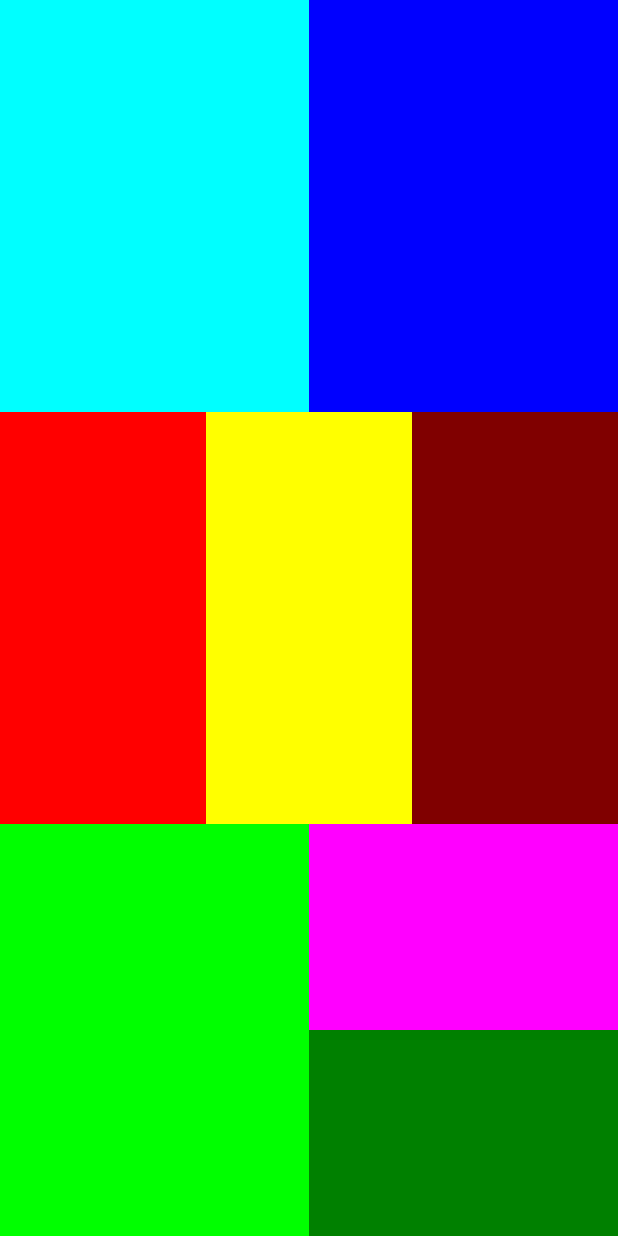
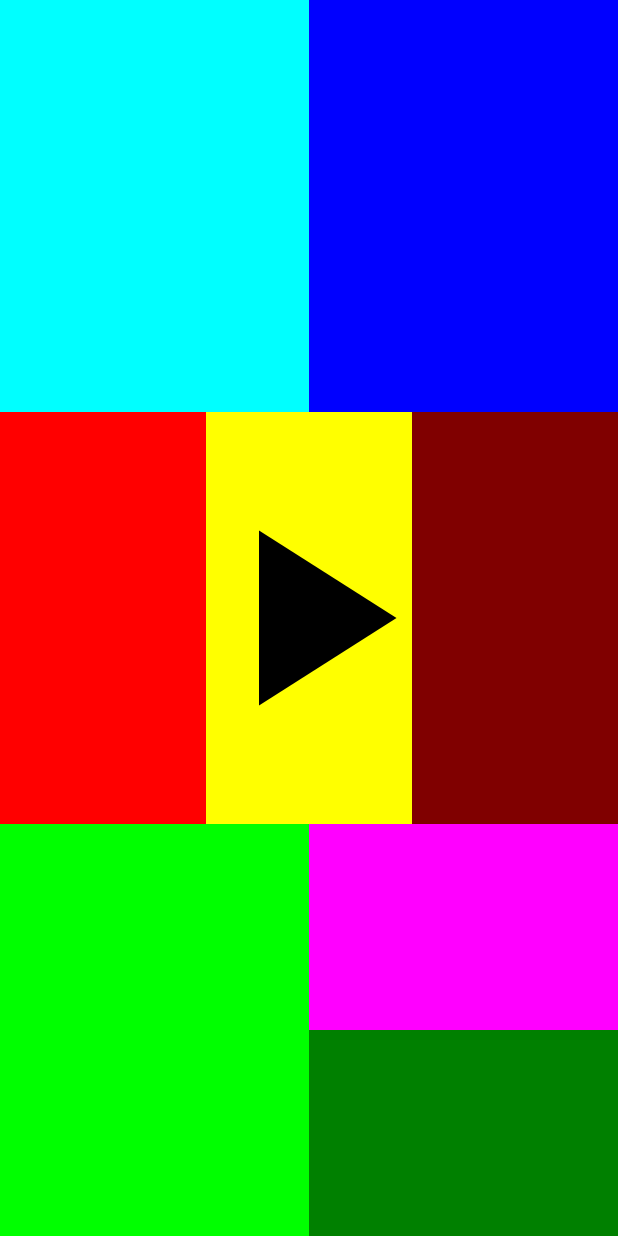
Before and after one commit to Valexx55/ANDROID_182053, an Android app: the layout activity_caja.xml on its own in the app's theme, with its tools: preview values and no code run, on a phone screen of 412 x 824 dp. Run offline under Robolectric (Android 15) with nearby library versions, the phone set to English and light mode, and no system bars.

Commit message:
version numero caja

```diff
--- /dev/null
+++ b/app/src/main/res/drawable/ic_play.xml
@@ -0,0 +1,9 @@
+<vector xmlns:android="http://schemas.android.com/apk/res/android"
+        android:width="24dp"
+        android:height="24dp"
+        android:viewportWidth="24.0"
+        android:viewportHeight="24.0">
+    <path
+        android:fillColor="#FF000000"
+        android:pathData="M8,5v14l11,-7z"/>
+</vector>
--- a/app/src/main/res/layout/activity_caja.xml
+++ b/app/src/main/res/layout/activity_caja.xml
@@ -1,29 +1,21 @@
 <?xml version="1.0" encoding="utf-8"?>
-<LinearLayout xmlns:android="http://schemas.android.com/apk/res/android"
+<FrameLayout xmlns:android="http://schemas.android.com/apk/res/android"
     xmlns:app="http://schemas.android.com/apk/res-auto"
     xmlns:tools="http://schemas.android.com/tools"
     android:layout_width="match_parent"
     android:layout_height="match_parent"
     android:orientation="vertical"
+    android:id="@+id/caja_raiz"
     tools:context=".CajaActivity">
 
+   <!-- primera capa -->
 
-    <!--
-        <TextView
-            android:layout_width="wrap_content"
-            android:layout_height="wrap_content"
-            android:text="Hello World!"
-            app:layout_constraintBottom_toBottomOf="parent"
-            app:layout_constraintLeft_toLeftOf="parent"
-            app:layout_constraintRight_toRightOf="parent"
-            app:layout_constraintTop_toTopOf="parent" />
 
-        <Button
-            android:layout_width="wrap_content"
-            android:layout_height="wrap_content"
-            android:text="Botón"/>
 
-            -->
+    <LinearLayout
+        android:layout_width="match_parent"
+        android:layout_height="match_parent"
+        android:orientation="vertical">
 
         <LinearLayout
             android:layout_width="match_parent"
@@ -34,20 +26,33 @@
 
             <LinearLayout
                 android:layout_width="0dp"
-            android:onClick="cajaTocada3"
                 android:layout_height="match_parent"
                 android:layout_weight="1"
                 android:background="@color/AQUA"
+                android:onClick="cajaTocada3"
                 android:orientation="horizontal">
+
+                <TextView
+                    android:layout_width="match_parent"
+                    android:layout_height="wrap_content"
+                    android:textSize="40sp"
+                    android:layout_gravity="center"
+                    android:gravity="center_horizontal"/>
             </LinearLayout>
 
             <LinearLayout
                 android:layout_width="0dp"
-            android:onClick="cajaTocada3"
                 android:layout_height="match_parent"
                 android:layout_weight="1"
                 android:background="@color/BLUE"
+                android:onClick="cajaTocada3"
                 android:orientation="horizontal">
+                <TextView
+                    android:layout_width="match_parent"
+                    android:layout_height="wrap_content"
+                    android:textSize="40sp"
+                    android:layout_gravity="center"
+                    android:gravity="center_horizontal"/>
             </LinearLayout>
         </LinearLayout>
 
@@ -60,30 +65,48 @@
 
             <LinearLayout
                 android:layout_width="0dp"
-            android:onClick="cajaTocada3"
                 android:layout_height="match_parent"
                 android:layout_weight="1"
                 android:background="@color/RED"
+                android:onClick="cajaTocada3"
                 android:orientation="horizontal">
+                <TextView
+                    android:layout_width="match_parent"
+                    android:layout_height="wrap_content"
+                    android:textSize="40sp"
+                    android:layout_gravity="center"
+                    android:gravity="center_horizontal"/>
 
             </LinearLayout>
 
             <LinearLayout
                 android:layout_width="0dp"
-            android:onClick="cajaTocada3"
                 android:layout_height="match_parent"
                 android:layout_weight="1"
                 android:background="@color/YELLOW"
+                android:onClick="cajaTocada3"
                 android:orientation="horizontal">
+                <TextView
+                    android:layout_width="match_parent"
+                    android:layout_height="wrap_content"
+                    android:textSize="40sp"
+                    android:layout_gravity="center"
+                    android:gravity="center_horizontal"/>
             </LinearLayout>
 
             <LinearLayout
                 android:layout_width="0dp"
-            android:onClick="cajaTocada3"
                 android:layout_height="match_parent"
                 android:layout_weight="1"
                 android:background="@color/MAROON"
+                android:onClick="cajaTocada3"
                 android:orientation="horizontal">
+                <TextView
+                    android:layout_width="match_parent"
+                    android:layout_height="wrap_content"
+                    android:textSize="40sp"
+                    android:layout_gravity="center"
+                    android:gravity="center_horizontal"/>
             </LinearLayout>
 
         </LinearLayout>
@@ -97,11 +120,17 @@
 
             <LinearLayout
                 android:layout_width="0dp"
-            android:onClick="cajaTocada3"
                 android:layout_height="match_parent"
                 android:layout_weight="1"
                 android:background="@color/LIME"
+                android:onClick="cajaTocada3"
                 android:orientation="horizontal">
+                <TextView
+                    android:layout_width="match_parent"
+                    android:layout_height="wrap_content"
+                    android:textSize="40sp"
+                    android:layout_gravity="center"
+                    android:gravity="center_horizontal"/>
             </LinearLayout>
 
             <LinearLayout
@@ -113,21 +142,46 @@
 
                 <LinearLayout
                     android:layout_width="match_parent"
-                android:onClick="cajaTocada3"
                     android:layout_height="0dp"
                     android:layout_weight="1"
                     android:background="@color/FUCHSIA"
+                    android:onClick="cajaTocada3"
                     android:orientation="horizontal">
+                    <TextView
+                        android:layout_width="match_parent"
+                        android:layout_height="wrap_content"
+                        android:textSize="40sp"
+                        android:layout_gravity="center"
+                        android:gravity="center_horizontal"/>
                 </LinearLayout>
 
                 <LinearLayout
                     android:layout_width="match_parent"
-                android:onClick="cajaTocada3"
                     android:layout_height="0dp"
                     android:layout_weight="1"
                     android:background="@color/GREEN"
+                    android:onClick="cajaTocada3"
                     android:orientation="horizontal">
+                    <TextView
+                        android:layout_width="match_parent"
+                        android:layout_height="wrap_content"
+                        android:textSize="40sp"
+                        android:layout_gravity="center"
+                        android:gravity="center_horizontal"/>
                 </LinearLayout>
             </LinearLayout>
         </LinearLayout>
     </LinearLayout>
+
+    <!-- segunda capa -->
+
+    <ImageView
+        android:id="@+id/boton_inicio"
+        android:layout_width="200dp"
+        android:layout_height="200dp"
+        android:layout_gravity="center"
+        android:onClick="empezar"
+        android:src="@drawable/ic_play"></ImageView>
+
+
+</FrameLayout>
```
Also changed, not shown: app/src/main/java/com/example/miprimeraapp/CajaActivity.java (+49 -3 lines), app/src/main/res/drawable-anydpi/play_i.xml (added, +11 -0 lines), app/src/main/res/drawable/play.xml (added, +9 -0 lines), app/src/main/res/drawable-hdpi/play_i.png (added), app/src/main/res/drawable-mdpi/play_i.png (added), app/src/main/res/drawable-xhdpi/play_i.png (added), app/src/main/res/drawable-xxhdpi/play_i.png (added). Lines whose indentation alone changed are shown as unchanged.
